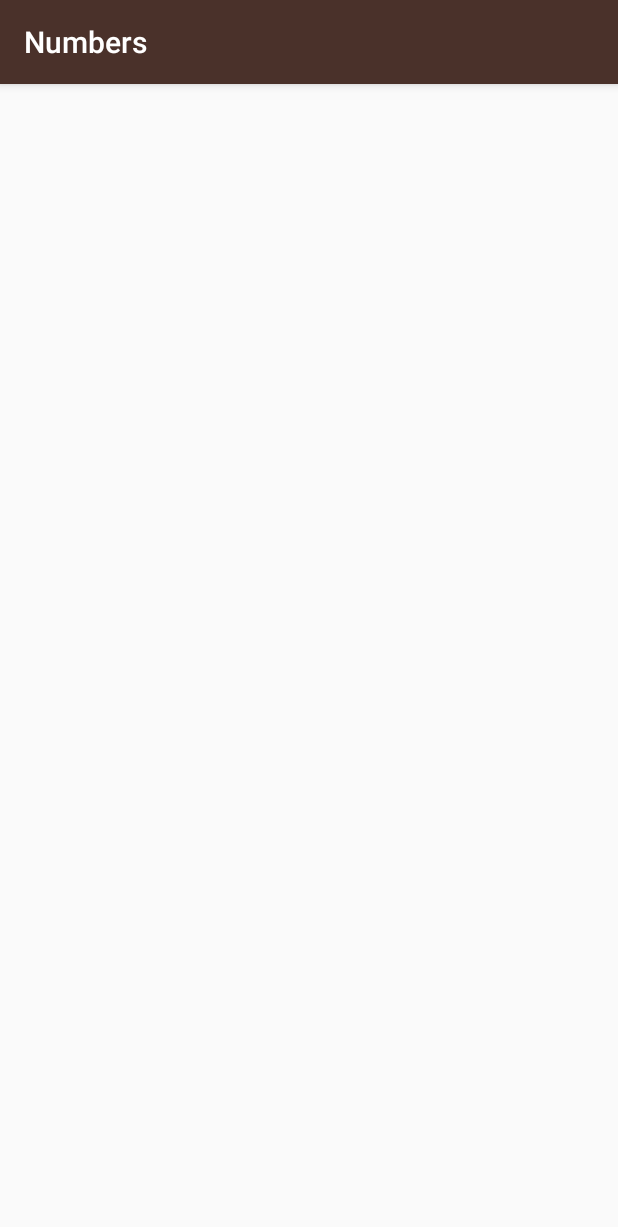
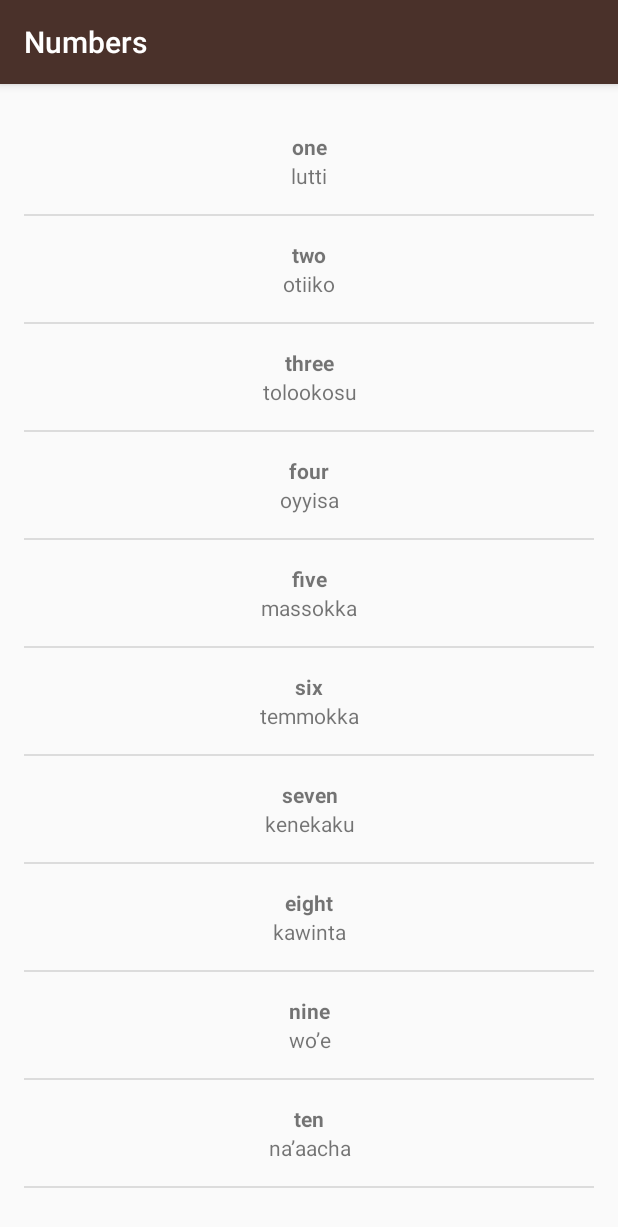
Before and after one commit to shubhamshrivast/Udacity-AndroidBasics, an Android app: the NumbersActivity screen opened directly, with no data from a screen before it, on a phone screen of 412 x 824 dp. Shown: the top 1227 px of the screen. Run offline under Robolectric (Android 15) with nearby library versions, the phone set to English and light mode, and no system bars.

Commit message:
Word list added

```diff
--- a/MiwokApp/app/src/main/AndroidManifest.xml
+++ b/MiwokApp/app/src/main/AndroidManifest.xml
@@ -40,7 +40,7 @@
             android:label="@string/category_phrases" />
         <activity
             android:name=".ColorsActivity"
-            android:label="@string/category_colors"></activity>
+            android:label="@string/category_colors" />
     </application>
 
 </manifest>
--- a/MiwokApp/app/src/main/java/com/example/android/miwok/NumbersActivity.java
+++ b/MiwokApp/app/src/main/java/com/example/android/miwok/NumbersActivity.java
@@ -2,12 +2,34 @@ package com.example.android.miwok;
 
 import android.os.Bundle;
 import android.support.v7.app.AppCompatActivity;
+import android.widget.ListView;
+
+import java.util.ArrayList;
 
 public class NumbersActivity extends AppCompatActivity {
 
     @Override
     protected void onCreate(Bundle savedInstanceState) {
         super.onCreate(savedInstanceState);
-        setContentView(R.layout.activity_numbers);
+        setContentView(R.layout.word_list);
+
+        // Create an ArrayLisr of words
+        ArrayList<Word> words = new ArrayList<Word>();
+        words.add(new Word("one", "lutti"));
+        words.add(new Word("two", "otiiko"));
+        words.add(new Word("three", "tolookosu"));
+        words.add(new Word("four", "oyyisa"));
+        words.add(new Word("five", "massokka"));
+        words.add(new Word("six", "temmokka"));
+        words.add(new Word("seven", "kenekaku"));
+        words.add(new Word("eight", "kawinta"));
+        words.add(new Word("nine", "wo’e"));
+        words.add(new Word("ten", "na’aacha"));
+
+        WordAdapter Adapter = new WordAdapter(this, words);
+
+        ListView listView = (ListView) findViewById(R.id.list);
+
+        listView.setAdapter(Adapter);
     }
 }
--- /dev/null
+++ b/MiwokApp/app/src/main/java/com/example/android/miwok/Word.java
@@ -0,0 +1,19 @@
+package com.example.android.miwok;
+
+public class Word {
+    private String mMiwoktranslation;
+    private String mDefaulttranslation;
+
+    public Word(String miwoktranslation, String defaulttranslation) {
+        mMiwoktranslation = miwoktranslation;
+        mDefaulttranslation = defaulttranslation;
+    }
+
+    public String getmiwoktranslation() {
+        return mMiwoktranslation;
+    }
+
+    public String getdefaulttranslation() {
+        return mDefaulttranslation;
+    }
+}
--- /dev/null
+++ b/MiwokApp/app/src/main/java/com/example/android/miwok/WordAdapter.java
@@ -0,0 +1,39 @@
+package com.example.android.miwok;
+
+import android.app.Activity;
+import android.support.annotation.NonNull;
+import android.support.annotation.Nullable;
+import android.view.LayoutInflater;
+import android.view.View;
+import android.view.ViewGroup;
+import android.widget.ArrayAdapter;
+import android.widget.TextView;
+
+import java.util.ArrayList;
+
+public class WordAdapter extends ArrayAdapter<Word> {
+
+    public WordAdapter(Activity context, ArrayList<Word> wordadapter) {
+        super(context, 0, wordadapter);
+    }
+
+    @Override
+    public View getView(int position, @Nullable View convertView, @NonNull ViewGroup parent) {
+        View listItemView = convertView;
+
+        if (listItemView == null) {
+            listItemView = LayoutInflater.from(getContext()).inflate(
+                    R.layout.list_item, parent, false);
+        }
+
+        Word currentword = getItem(position);
+
+        TextView miwokTextView = (TextView) listItemView.findViewById(R.id.miwok);
+        miwokTextView.setText(currentword.getmiwoktranslation());
+
+        TextView defaultTextView = (TextView) listItemView.findViewById(R.id.english);
+        defaultTextView.setText(currentword.getdefaulttranslation());
+
+        return listItemView;
+    }
+}
--- a/MiwokApp/app/src/main/res/layout/activity_numbers.xml
+++ /dev/null
@@ -1,8 +0,0 @@
-<?xml version="1.0" encoding="utf-8"?>
-<android.support.constraint.ConstraintLayout xmlns:android="http://schemas.android.com/apk/res/android"
-    xmlns:tools="http://schemas.android.com/tools"
-    android:layout_width="match_parent"
-    android:layout_height="match_parent"
-    tools:context=".NumbersActivity">
-
-</android.support.constraint.ConstraintLayout>
--- /dev/null
+++ b/MiwokApp/app/src/main/res/layout/list_item.xml
@@ -0,0 +1,20 @@
+<?xml version="1.0" encoding="utf-8"?>
+<LinearLayout xmlns:android="http://schemas.android.com/apk/res/android"
+    android:layout_width="match_parent"
+    android:layout_height="match_parent"
+    android:orientation="vertical"
+    android:padding="16dp">
+
+    <TextView
+        android:id="@+id/miwok"
+        android:layout_width="match_parent"
+        android:layout_height="wrap_content"
+        android:gravity="center"
+        android:textStyle="bold" />
+
+    <TextView
+        android:id="@+id/english"
+        android:layout_width="match_parent"
+        android:layout_height="wrap_content"
+        android:gravity="center" />
+</LinearLayout>
--- /dev/null
+++ b/MiwokApp/app/src/main/res/layout/word_list.xml
@@ -0,0 +1,12 @@
+<?xml version="1.0" encoding="utf-8"?>
+<ListView xmlns:android="http://schemas.android.com/apk/res/android"
+    xmlns:tools="http://schemas.android.com/tools"
+    android:id="@+id/list"
+    android:layout_width="match_parent"
+    android:layout_height="match_parent"
+    android:orientation="vertical"
+    android:paddingBottom="@dimen/activity_vertical_margin"
+    android:paddingLeft="@dimen/activity_horizontal_margin"
+    android:paddingRight="@dimen/activity_horizontal_margin"
+    android:paddingTop="@dimen/activity_vertical_margin"
+    tools:context="com.example.android.miwok.NumbersActivity" />
--- a/MiwokApp/build.gradle
+++ b/MiwokApp/build.gradle
@@ -3,9 +3,10 @@
 buildscript {
     repositories {
         jcenter()
+        google()
     }
     dependencies {
-        classpath 'com.android.tools.build:gradle:2.1.0'
+        classpath 'com.android.tools.build:gradle:3.1.3'
 
         // NOTE: Do not place your application dependencies here; they belong
         // in the individual module build.gradle files
```
Also changed, not shown: MiwokApp/app/src/main/java/com/example/android/miwok/ColorsActivity.java (+21 -1 lines), MiwokApp/app/src/main/java/com/example/android/miwok/FamilyActivity.java (+24 -1 lines), MiwokApp/app/src/main/java/com/example/android/miwok/PhrasesActivity.java (+23 -1 lines), MiwokApp/app/src/main/res/layout/activity_colors.xml (deleted, +0 -8 lines), MiwokApp/app/src/main/res/layout/activity_family.xml (deleted, +0 -8 lines), MiwokApp/app/src/main/res/layout/activity_phrases.xml (deleted, +0 -8 lines), MiwokApp/gradle/wrapper/gradle-wrapper.properties.
